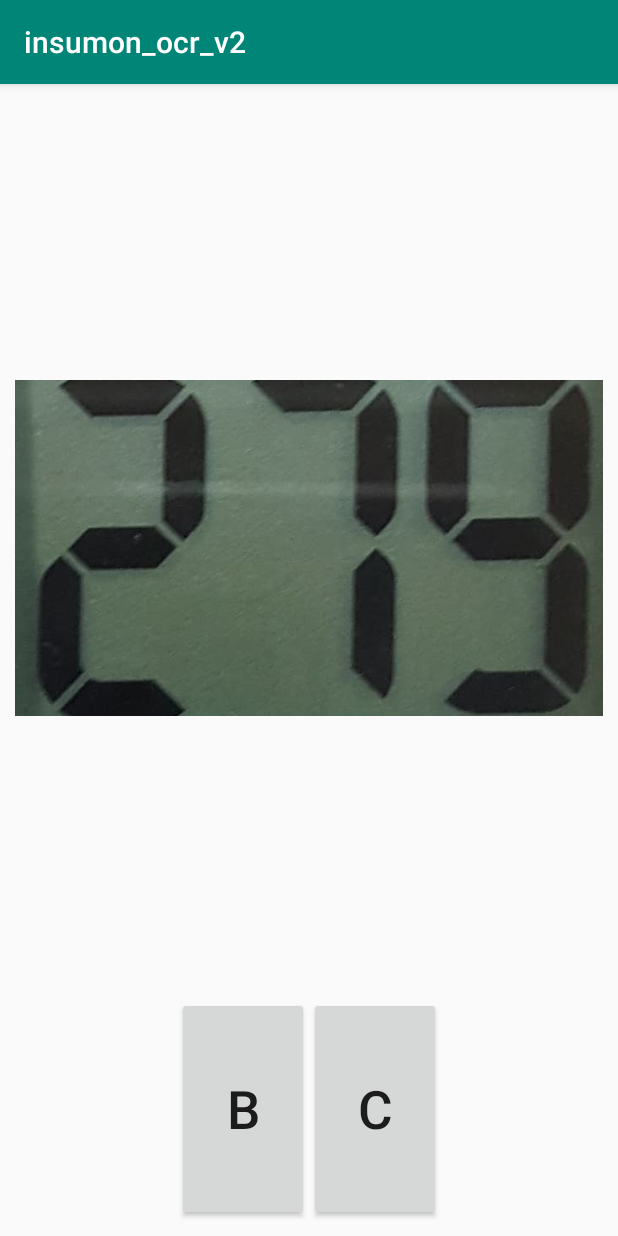
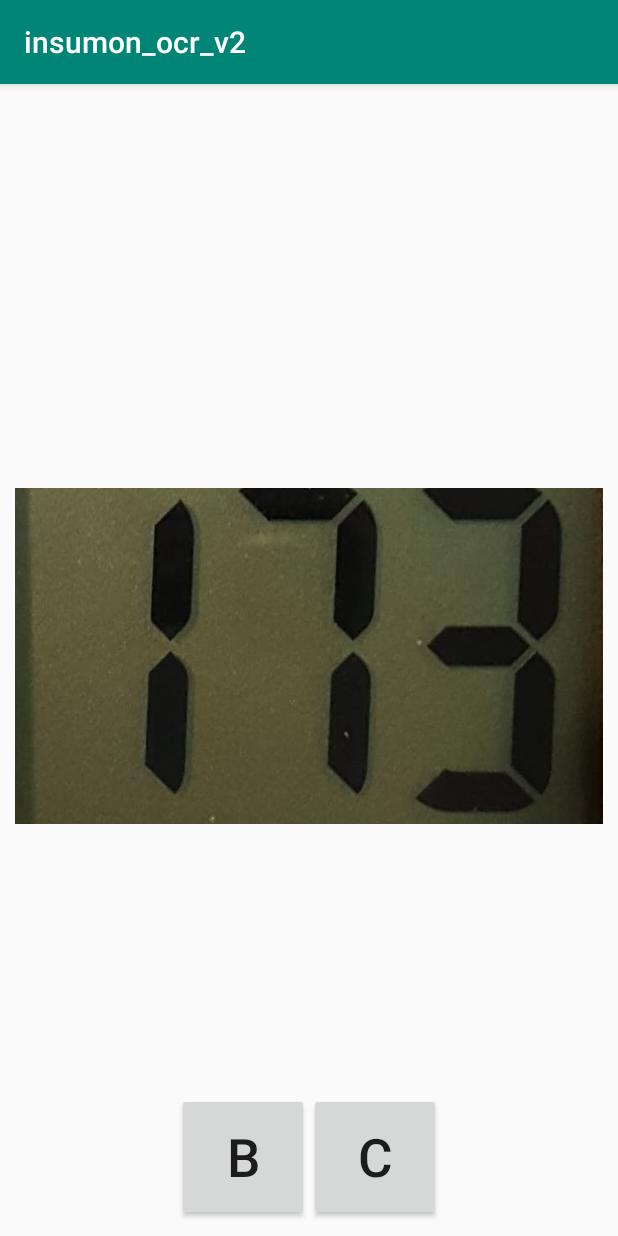
Before and after one commit to codingx-group5/ocr_v2, an Android app: the screen it shows after launch (MainActivity), on a phone screen of 412 x 824 dp. Run offline under Robolectric (Android 15) with nearby library versions, the phone set to English and light mode, and no system bars; libraries missing offline, so code that uses them is left out: com.googlecode.tesseract, org.bytedeco.javacpp; 8 statements that could not run were skipped.

Commit message:
tessarect success

```diff
--- a/insumon_ocr_v2/app/src/main/java/com/example/insumon_ocr_v2/MainActivity.java
+++ b/insumon_ocr_v2/app/src/main/java/com/example/insumon_ocr_v2/MainActivity.java
@@ -7,6 +7,7 @@ import android.graphics.Bitmap;
 import android.os.Bundle;
 import android.view.View;
 import android.widget.ImageView;
+import android.widget.TextView;
 
 import org.bytedeco.javacpp.opencv_core;
 import org.bytedeco.javacv.AndroidFrameConverter;
@@ -24,6 +25,7 @@ public class MainActivity extends AppCompatActivity {
     public opencv_core.Mat roi;
     //public Mat roi;
     public ImageView imageView;
+    public TextView result;
 
 
     Bitmap bitmap;
@@ -61,7 +63,10 @@ public class MainActivity extends AppCompatActivity {
         Tess = new TesseractDetect(assetManager,file);
 
 
+
         imageView = (ImageView) findViewById(R.id.imgV);
+        result = (TextView) findViewById(R.id.result);
+
         Bitmap bit = conver.imagev2Bitmap(imageView);
 
         roi = conver.imagev2Mat(imageView);
@@ -76,6 +81,10 @@ public class MainActivity extends AppCompatActivity {
         //bitmap = poss.getBitmap();
 
         imageView.setImageBitmap(poss.getBitmap());
+
+        String output = Tess.detectFromBitmap(poss.getBitmap());
+        result.setText(output);
+
 
 //        checkFile(new File(datapath + "tessdata/"), "letsgodigital");
 
--- a/insumon_ocr_v2/app/src/main/res/layout/activity_main.xml
+++ b/insumon_ocr_v2/app/src/main/res/layout/activity_main.xml
@@ -13,13 +13,19 @@
         android:orientation="vertical"
         android:padding="10dp">
 
+        <TextView
+            android:id="@+id/result"
+            android:layout_width="match_parent"
+            android:layout_height="80dp"
+            android:textSize="30dp"/>
+
 
         <ImageView
             android:id="@+id/imgV"
             android:layout_width="match_parent"
             android:layout_height="match_parent"
             android:layout_weight="0.2"
-            android:src="@drawable/i279" />
+            android:src="@drawable/i173_roi" />
         <LinearLayout
             android:layout_width="wrap_content"
             android:layout_height="match_parent"
```
